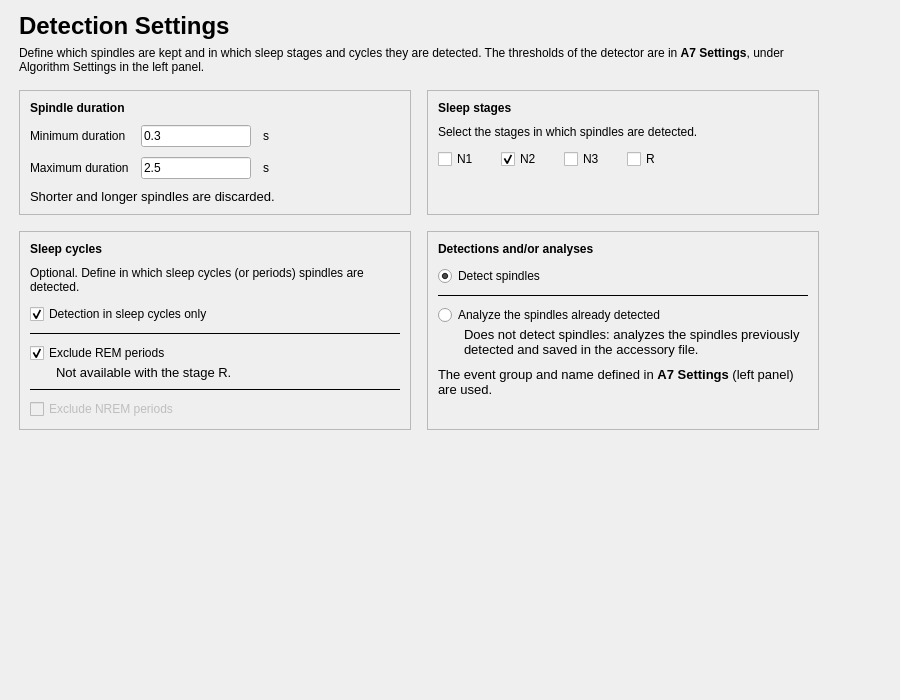
SnoozToolbox/snooz-package-ceams, file tools/CEAMSTools/SpindleDetectionA7/SpindleDetectorSelStep/Ui_SpindleDetectorSelStep.ui: the form before one commit.
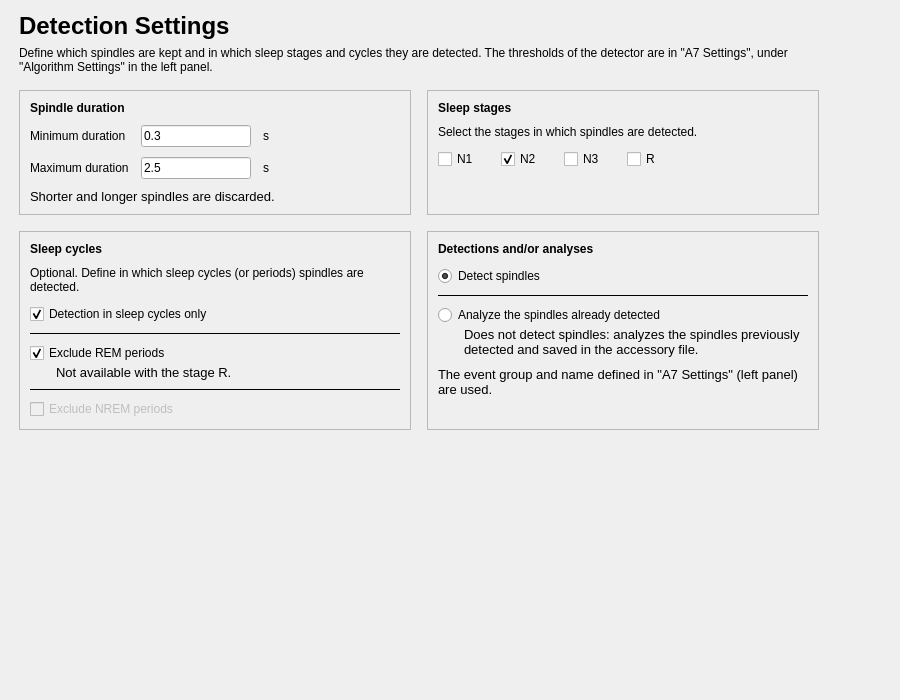
The form after the commit.

```diff
--- a/tools/CEAMSTools/SpindleDetectionA7/SpindleDetectorSelStep/Ui_SpindleDetectorSelStep.ui
+++ b/tools/CEAMSTools/SpindleDetectionA7/SpindleDetectorSelStep/Ui_SpindleDetectorSelStep.ui
@@ -85,10 +85,7 @@
           <item>
            <widget class="QLabel" name="subtitle_label">
             <property name="text">
-             <string>Define which spindles are kept and in which sleep stages and cycles they are detected. The thresholds of the detector are in &lt;b&gt;A7 Settings&lt;/b&gt;, under Algorithm Settings in the left panel.</string>
-            </property>
-            <property name="textFormat">
-             <enum>Qt::TextFormat::RichText</enum>
+             <string>Define which spindles are kept and in which sleep stages and cycles they are detected. The thresholds of the detector are in "A7 Settings", under "Algorithm Settings" in the left panel.</string>
             </property>
             <property name="wordWrap">
              <bool>true</bool>
@@ -661,10 +658,7 @@
                 </font>
                </property>
                <property name="text">
-                <string>The event group and name defined in &lt;b&gt;A7 Settings&lt;/b&gt; (left panel) are used.</string>
-               </property>
-               <property name="textFormat">
-                <enum>Qt::TextFormat::RichText</enum>
+                <string>The event group and name defined in "A7 Settings" (left panel) are used.</string>
                </property>
                <property name="wordWrap">
                 <bool>true</bool>
```
